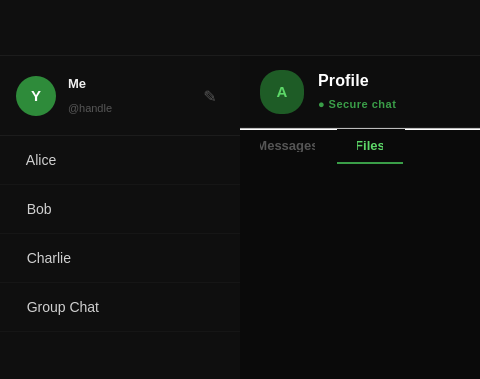
This is Peer2Pear_QtProj/mainwindow.ui in zjones2142/Peer2Pear as Qt 5 draws it before an edit; both pictures show x 0 to 480 and y 0 to 379 of the 1140 by 707 pixel window. The edited form follows.
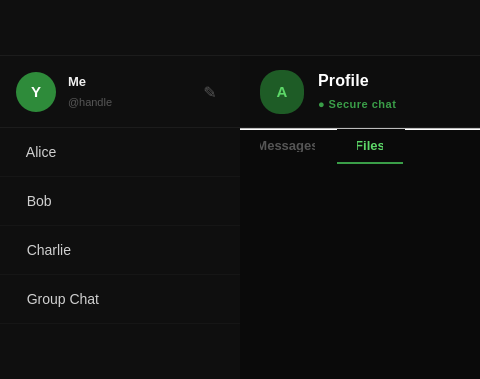
This is the edited form. The open tabs and pages were chosen to show the change.

Commit message: jm - fixed some alignment issues and added interactions with messages (copy)

What changed in the file:
```diff
--- a/Peer2Pear_QtProj/mainwindow.ui
+++ b/Peer2Pear_QtProj/mainwindow.ui
@@ -284,13 +284,13 @@
                <property name="minimumSize">
                 <size>
                  <width>0</width>
-                 <height>80</height>
+                 <height>72</height>
                 </size>
                </property>
                <property name="maximumSize">
                 <size>
                  <width>16777215</width>
-                 <height>80</height>
+                 <height>72</height>
                 </size>
                </property>
                <layout class="QHBoxLayout" name="profileLayout">
```
Left out of the diff: 6 changed lines with no effect on the pictures. The commit also changes 1 other file.
